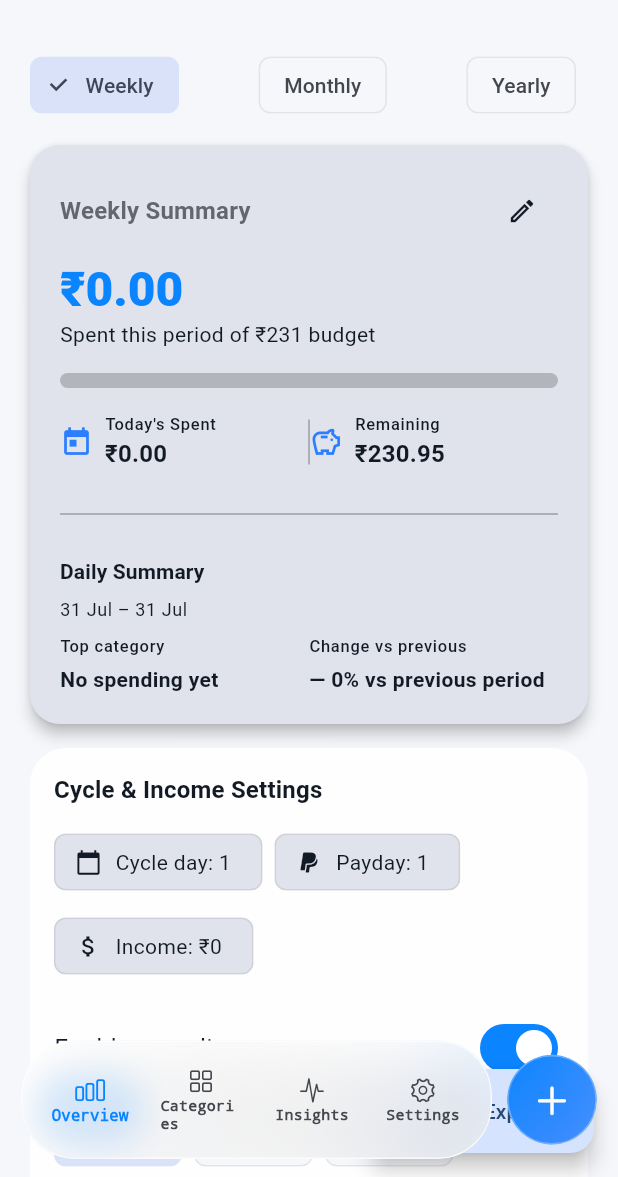
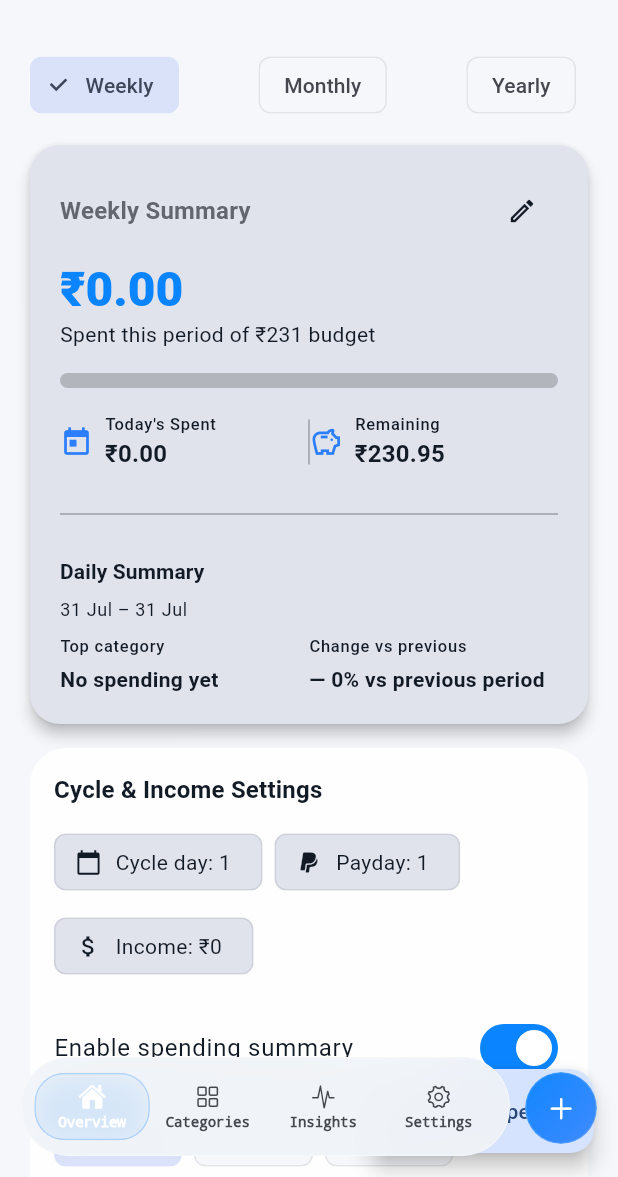
Before and after one commit to JiM0700/Well-Spent, a Flutter app: the IosShellScreen screen opened by its route, after a tap on "Weekly", on a phone screen of 412 x 824 dp, the part 59-1236 px from its top. Run offline on Flutter 3.47's test engine with Material 3 defaults, Android fonts, the phone set to English and light mode, and no system bars; our stand-ins replace fl_chart, sqflite; accounts and stored records are empty.

```diff
--- a/lib/screens/dashboard_screen.dart
+++ b/lib/screens/dashboard_screen.dart
@@ -11,6 +11,7 @@ import 'package:provider/provider.dart';
 import '../models/expense.dart';
 import '../providers/expense_provider.dart';
 import '../widgets/forecast_card.dart';
+import '../widgets/liquid_glass_chip.dart';
 import '../widgets/quick_add_modal.dart';
 import '../widgets/summary_card.dart';
 
@@ -629,20 +630,16 @@ class _DashboardScreenState extends State<DashboardScreen> with SingleTickerProv
                               scrollDirection: Axis.horizontal,
                               child: Row(
                                 children: [
-                                  FilterChip(
-                                    label: const Text('All'),
+                                  LiquidGlassChip(
+                                    label: 'All',
                                     selected: provider.selectedCategoryFilter == null,
                                     onSelected: (_) => provider.filterByCategory(null),
                                   ),
-                                  const SizedBox(width: 8),
                                   ...ExpenseCategory.values.map((cat) {
-                                    return Padding(
-                                      padding: const EdgeInsets.only(right: 8.0),
-                                      child: FilterChip(
-                                        label: Text(cat.displayName),
-                                        selected: provider.selectedCategoryFilter == cat,
-                                        onSelected: (_) => provider.filterByCategory(cat),
-                                      ),
+                                    return LiquidGlassChip(
+                                      label: cat.displayName,
+                                      selected: provider.selectedCategoryFilter == cat,
+                                      onSelected: (_) => provider.filterByCategory(cat),
                                     );
                                   }),
                                 ],
--- a/lib/screens/ios_shell_screen.dart
+++ b/lib/screens/ios_shell_screen.dart
@@ -103,115 +103,155 @@ class _NavigationPill extends StatefulWidget {
   State<_NavigationPill> createState() => _NavigationPillState();
 }
 
-class _NavigationPillState extends State<_NavigationPill> {
+class _NavigationPillState extends State<_NavigationPill> with SingleTickerProviderStateMixin {
   int? _pressedIndex;
+  late final AnimationController _controller;
+  late final Animation<double> _squish;
+
+  @override
+  void initState() {
+    super.initState();
+    _controller = AnimationController(vsync: this, duration: const Duration(milliseconds: 180));
+    _squish = Tween<double>(begin: 1.0, end: 0.985).animate(CurvedAnimation(parent: _controller, curve: Curves.easeOutCubic));
+  }
+
+  @override
+  void dispose() {
+    _controller.dispose();
+    super.dispose();
+  }
 
   @override
   Widget build(BuildContext context) {
     final theme = Theme.of(context);
     final isDark = theme.brightness == Brightness.dark;
+    final tint = theme.colorScheme.primary;
     const items = [
-      (CupertinoIcons.chart_bar, 'Overview'),
+      (CupertinoIcons.house_fill, 'Overview'),
       (CupertinoIcons.square_grid_2x2, 'Categories'),
       (CupertinoIcons.waveform_path_ecg, 'Insights'),
       (CupertinoIcons.gear, 'Settings'),
     ];
 
-    return ClipRRect(
-      borderRadius: BorderRadius.circular(36),
+    return AnimatedBuilder(
+      animation: _squish,
+      builder: (context, child) {
+        return Transform.scale(
+          scale: _squish.value,
+          child: Padding(
+            padding: const EdgeInsets.only(bottom: 2),
+            child: ClipRRect(
+              borderRadius: BorderRadius.circular(32),
               child: BackdropFilter(
-        filter: ImageFilter.blur(sigmaX: 30, sigmaY: 30),
-        child: AnimatedContainer(
-          duration: const Duration(milliseconds: 240),
-          curve: Curves.easeOutCubic,
-          padding: const EdgeInsets.symmetric(horizontal: 8, vertical: 8),
+                filter: ImageFilter.blur(sigmaX: 24, sigmaY: 24),
+                child: Container(
+                  height: 66,
+                  padding: const EdgeInsets.symmetric(horizontal: 8, vertical: 7),
                   decoration: BoxDecoration(
-            gradient: LinearGradient(
-              begin: Alignment.topLeft,
-              end: Alignment.bottomRight,
-              colors: isDark
-                  ? [Colors.white.withOpacity(0.16), Colors.white.withOpacity(0.08)]
-                  : [Colors.white.withOpacity(0.86), Colors.white.withOpacity(0.58)],
-            ),
-            borderRadius: BorderRadius.circular(36),
-            border: Border.all(color: isDark ? Colors.white.withOpacity(0.16) : Colors.white.withOpacity(0.72), width: 1),
+                    color: isDark ? const Color(0x1FFFFFFF) : const Color(0xEAF1F4F8),
+                    borderRadius: BorderRadius.circular(32),
+                    border: Border.all(color: isDark ? Colors.white.withOpacity(0.15) : Colors.white.withOpacity(0.30), width: 0.9),
                     boxShadow: [
                       BoxShadow(
-                color: Colors.black.withOpacity(isDark ? 0.26 : 0.14),
-                blurRadius: 28,
-                spreadRadius: 1,
-                offset: const Offset(0, 12),
+                        color: Colors.black.withOpacity(isDark ? 0.08 : 0.04),
+                        blurRadius: 14,
+                        offset: const Offset(0, 6),
                       ),
                     ],
                   ),
                   child: Row(
-            mainAxisAlignment: MainAxisAlignment.spaceAround,
                     children: List.generate(items.length, (index) {
                       final selected = widget.selectedIndex == index;
                       final pressed = _pressedIndex == index;
                       final item = items[index];
+                      final iconColor = selected ? tint : theme.colorScheme.onSurfaceVariant;
+
                       return Expanded(
                         child: GestureDetector(
                           onTap: () {
                             setState(() => _pressedIndex = null);
                             widget.onSelected(index);
                           },
-                  onTapDown: (_) => setState(() => _pressedIndex = index),
-                  onTapUp: (_) => setState(() => _pressedIndex = null),
-                  onTapCancel: () => setState(() => _pressedIndex = null),
-                  child: AnimatedScale(
+                          onTapDown: (_) {
+                            setState(() => _pressedIndex = index);
+                            _controller.forward(from: 0.0);
+                          },
+                          onTapUp: (_) {
+                            setState(() => _pressedIndex = null);
+                            _controller.reverse();
+                          },
+                          onTapCancel: () {
+                            setState(() => _pressedIndex = null);
+                            _controller.reverse();
+                          },
+                          child: Stack(
+                            alignment: Alignment.center,
+                            children: [
+                              if (selected)
+                                Positioned.fill(
+                                  child: ClipRRect(
+                                    borderRadius: BorderRadius.circular(20),
+                                    child: BackdropFilter(
+                                      filter: ImageFilter.blur(sigmaX: 16, sigmaY: 16),
+                                      child: Container(
+                                        decoration: BoxDecoration(
+                                          gradient: LinearGradient(
+                                            begin: Alignment.topLeft,
+                                            end: Alignment.bottomRight,
+                                            colors: [
+                                              tint.withOpacity(isDark ? 0.34 : 0.22),
+                                              tint.withOpacity(isDark ? 0.16 : 0.08),
+                                            ],
+                                          ),
+                                          color: isDark ? tint.withOpacity(0.20) : tint.withOpacity(0.12),
+                                          borderRadius: BorderRadius.circular(20),
+                                          border: Border.all(
+                                            color: tint.withOpacity(isDark ? 0.42 : 0.24),
+                                            width: 1.0,
+                                          ),
+                                          boxShadow: [
+                                            BoxShadow(
+                                              color: tint.withOpacity(isDark ? 0.24 : 0.10),
+                                              blurRadius: 16,
+                                              spreadRadius: 1.2,
+                                              offset: const Offset(0, 4),
+                                            ),
+                                          ],
+                                        ),
+                                      ),
+                                    ),
+                                  ),
+                                ),
+                              AnimatedContainer(
                                 duration: const Duration(milliseconds: 180),
-                    curve: Curves.easeOutBack,
-                    scale: pressed ? 0.93 : (selected ? 1.04 : 1.0),
-                    child: AnimatedContainer(
-                      duration: const Duration(milliseconds: 190),
                                 curve: Curves.easeOutCubic,
                                 margin: const EdgeInsets.symmetric(horizontal: 2),
-                      padding: const EdgeInsets.symmetric(horizontal: 8, vertical: 8),
+                                padding: const EdgeInsets.symmetric(horizontal: 8, vertical: 7),
                                 decoration: BoxDecoration(
-                        gradient: selected
-                            ? LinearGradient(
-                                colors: isDark
-                                    ? [theme.colorScheme.primary.withOpacity(0.30), theme.colorScheme.primary.withOpacity(0.18)]
-                                    : [theme.colorScheme.primary.withOpacity(0.16), theme.colorScheme.primary.withOpacity(0.10)],
-                                begin: Alignment.topLeft,
-                                end: Alignment.bottomRight,
-                              )
-                            : null,
-                        color: pressed ? Colors.white.withOpacity(isDark ? 0.12 : 0.16) : Colors.transparent,
-                        borderRadius: BorderRadius.circular(24),
-                        boxShadow: selected
-                            ? [
-                                BoxShadow(
-                                  color: theme.colorScheme.primary.withOpacity(isDark ? 0.18 : 0.14),
-                                  blurRadius: 16,
-                                  offset: const Offset(0, 6),
-                                ),
-                              ]
-                            : null,
+                                  color: pressed ? Colors.white.withOpacity(isDark ? 0.08 : 0.10) : Colors.transparent,
+                                  borderRadius: BorderRadius.circular(20),
                                 ),
                                 child: Column(
                                   mainAxisSize: MainAxisSize.min,
                                   children: [
-                          Icon(
-                            item.$1,
-                            size: 19,
-                            color: selected ? theme.colorScheme.primary : theme.colorScheme.onSurfaceVariant,
-                          ),
+                                    Icon(item.$1, size: 18, color: selected ? Colors.white : iconColor),
                                     const SizedBox(height: 2),
                                     Text(
                                       item.$2,
+                                      maxLines: 1,
+                                      overflow: TextOverflow.ellipsis,
                                       style: TextStyle(
-                              fontSize: 10,
+                                        fontSize: 9.5,
                                         fontWeight: selected ? FontWeight.w700 : FontWeight.w600,
-                              letterSpacing: 0.15,
+                                        letterSpacing: -0.08,
+                                        color: selected ? Colors.white : iconColor,
                                         decoration: TextDecoration.none,
-                              color: selected ? theme.colorScheme.primary : theme.colorScheme.onSurfaceVariant,
                                       ),
                                     ),
                                   ],
                                 ),
                               ),
+                            ],
                           ),
                         ),
                       );
@@ -219,6 +259,10 @@ class _NavigationPillState extends State<_NavigationPill> {
                   ),
                 ),
               ),
+            ),
+          ),
+        );
+      },
     );
   }
 }
@@ -238,8 +282,8 @@ class _AddExpensePillState extends State<_AddExpensePill> with SingleTickerProvi
   @override
   void initState() {
     super.initState();
-    _controller = AnimationController(vsync: this, duration: const Duration(milliseconds: 220));
-    _scale = Tween<double>(begin: 1.0, end: 0.94).animate(CurvedAnimation(parent: _controller, curve: Curves.easeOutCubic));
+    _controller = AnimationController(vsync: this, duration: const Duration(milliseconds: 170));
+    _scale = Tween<double>(begin: 1.0, end: 0.95).animate(CurvedAnimation(parent: _controller, curve: Curves.easeOutCubic));
   }
 
   @override
@@ -262,30 +306,31 @@ class _AddExpensePillState extends State<_AddExpensePill> with SingleTickerProvi
         scale: _scale,
         child: ClipOval(
           child: BackdropFilter(
-            filter: ImageFilter.blur(sigmaX: 20, sigmaY: 20),
+            filter: ImageFilter.blur(sigmaX: 18, sigmaY: 18),
             child: AnimatedContainer(
-              duration: const Duration(milliseconds: 180),
-              width: 60,
-              height: 60,
+              duration: const Duration(milliseconds: 160),
+              width: 48,
+              height: 48,
               decoration: BoxDecoration(
                 gradient: LinearGradient(
                   begin: Alignment.topLeft,
                   end: Alignment.bottomRight,
-                  colors: isDark
-                      ? [theme.colorScheme.primary.withOpacity(0.98), theme.colorScheme.secondary.withOpacity(0.86)]
-                      : [theme.colorScheme.primary.withOpacity(0.98), theme.colorScheme.secondary.withOpacity(0.82)],
+                  colors: [
+                    theme.colorScheme.primary.withOpacity(0.96),
+                    theme.colorScheme.secondary.withOpacity(0.88),
+                  ],
                 ),
                 shape: BoxShape.circle,
-                border: Border.all(color: Colors.white.withOpacity(0.30), width: 1.12),
+                border: Border.all(color: isDark ? Colors.white.withOpacity(0.14) : Colors.white.withOpacity(0.18), width: 0.9),
                 boxShadow: [
                   BoxShadow(
-                    color: theme.colorScheme.primary.withOpacity(isDark ? 0.34 : 0.22),
-                    blurRadius: 22,
-                    offset: const Offset(0, 10),
+                    color: theme.colorScheme.primary.withOpacity(isDark ? 0.16 : 0.10),
+                    blurRadius: 10,
+                    offset: const Offset(0, 4),
                   ),
                 ],
               ),
-              child: const Icon(CupertinoIcons.plus, color: Colors.white, size: 27),
+              child: const Center(child: Icon(CupertinoIcons.plus, color: Colors.white, size: 20)),
             ),
           ),
         ),
@@ -301,8 +346,10 @@ class _IosSettingsScreen extends StatelessWidget {
   Widget build(BuildContext context) {
     final provider = context.watch<ExpenseProvider>();
     return CupertinoPageScaffold(
-      navigationBar: const CupertinoNavigationBar(
-        middle: Text('Settings'),
+      navigationBar: CupertinoNavigationBar(
+        middle: const Text('Settings', style: TextStyle(decoration: TextDecoration.none)),
+        border: null,
+        backgroundColor: CupertinoColors.systemBackground.withOpacity(0.0),
       ),
       child: SafeArea(
         child: ListView(
--- /dev/null
+++ b/lib/widgets/liquid_glass_chip.dart
@@ -0,0 +1,70 @@
+import 'dart:ui';
+import 'package:flutter/material.dart';
+
+class LiquidGlassChip extends StatelessWidget {
+  const LiquidGlassChip({
+    super.key,
+    required this.label,
+    required this.selected,
+    required this.onSelected,
+  });
+
+  final String label;
+  final bool selected;
+  final ValueChanged<bool> onSelected;
+
+  @override
+  Widget build(BuildContext context) {
+    final theme = Theme.of(context);
+    final isDark = theme.brightness == Brightness.dark;
+    final tint = theme.colorScheme.primary;
+
+    return GestureDetector(
+      onTap: () => onSelected(!selected),
+      child: AnimatedContainer(
+        duration: const Duration(milliseconds: 180),
+        curve: Curves.easeOutCubic,
+        margin: const EdgeInsets.only(right: 8, bottom: 6),
+        child: ClipRRect(
+          borderRadius: BorderRadius.circular(999),
+          child: BackdropFilter(
+            filter: ImageFilter.blur(sigmaX: 18, sigmaY: 18),
+            child: AnimatedContainer(
+              duration: const Duration(milliseconds: 180),
+              curve: Curves.easeOutCubic,
+              padding: const EdgeInsets.symmetric(horizontal: 12, vertical: 8),
+              decoration: BoxDecoration(
+                color: selected
+                    ? tint.withOpacity(isDark ? 0.24 : 0.16)
+                    : (isDark ? const Color(0x1FFFFFFF) : const Color(0xEAF1F4F8)),
+                borderRadius: BorderRadius.circular(999),
+                border: Border.all(
+                  color: selected
+                      ? tint.withOpacity(isDark ? 0.34 : 0.28)
+                      : (isDark ? Colors.white.withOpacity(0.14) : Colors.white.withOpacity(0.3)),
+                  width: selected ? 1.2 : 0.9,
+                ),
+                boxShadow: [
+                  BoxShadow(
+                    color: Colors.black.withOpacity(isDark ? 0.08 : 0.04),
+                    blurRadius: 10,
+                    offset: const Offset(0, 4),
+                  ),
+                ],
+              ),
+              child: Text(
+                label,
+                style: TextStyle(
+                  fontSize: 13,
+                  fontWeight: selected ? FontWeight.w700 : FontWeight.w600,
+                  color: selected ? tint : theme.colorScheme.onSurfaceVariant,
+                  letterSpacing: -0.08,
+                ),
+              ),
+            ),
+          ),
+        ),
+      ),
+    );
+  }
+}
--- a/lib/widgets/quick_add_modal.dart
+++ b/lib/widgets/quick_add_modal.dart
@@ -3,6 +3,7 @@ import 'package:intl/intl.dart';
 import 'package:provider/provider.dart';
 import '../models/expense.dart';
 import '../providers/expense_provider.dart';
+import 'liquid_glass_chip.dart';
 
 class QuickAddModal extends StatefulWidget {
   const QuickAddModal({super.key});
@@ -182,8 +183,8 @@ class _QuickAddModalState extends State<QuickAddModal> {
               runSpacing: 4,
               children: ExpenseCategory.values.map((cat) {
                 final selected = _selectedCategory == cat;
-                return ChoiceChip(
-                  label: Text(cat.displayName),
+                return LiquidGlassChip(
+                  label: cat.displayName,
                   selected: selected,
                   onSelected: (bool isSelected) {
                     if (isSelected) setState(() => _selectedCategory = cat);
```
Also changed, not shown: 1 other file. Lines whose indentation alone changed are shown as unchanged.
